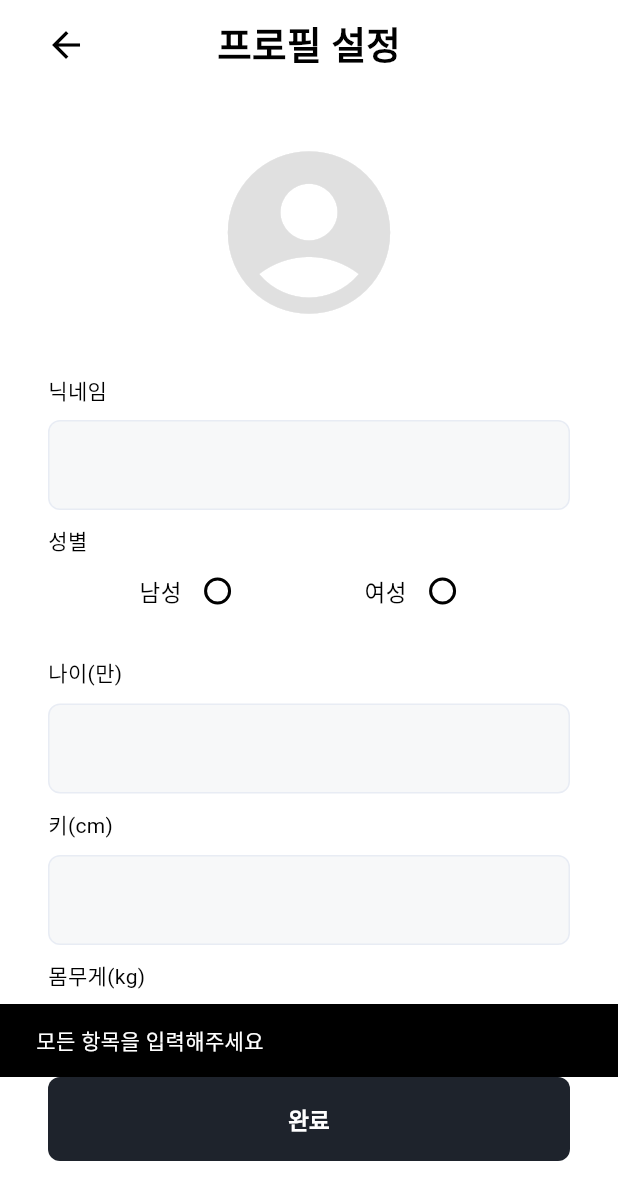
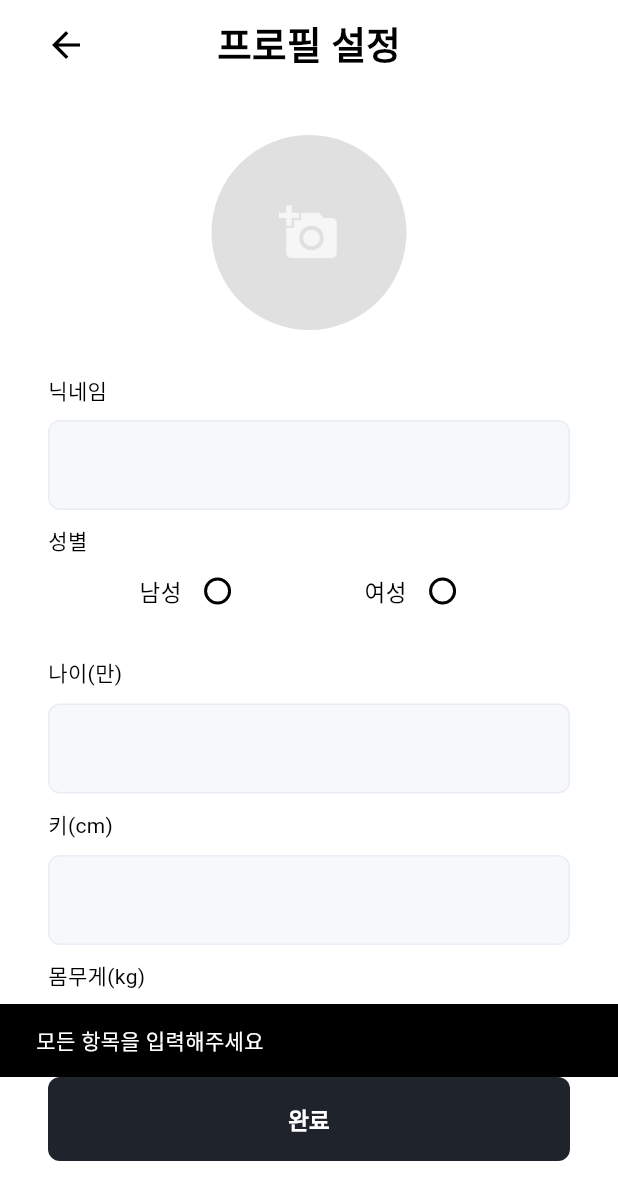
Before and after one commit to codus090880/OSS, a Flutter app: the ProfileScreen screen opened by its route, after a tap on "완료", on a phone screen of 412 x 824 dp. Shown: the top 1200 px of the screen. Run offline on Flutter 3.47's test engine with Material 3 defaults, Android fonts, the phone set to English and light mode, and no system bars; our stand-ins replace dio, flutter_dotenv, flutter_local_notifications, flutter_secure_storage, flutter_spinkit, geolocator and 5 more; missing offline and left inert: kakao_map_plugin, workmanager; accounts and stored records are empty.

Commit message:
프로필 이미지 설정 추가

```diff
--- a/lib/screen/profile_screen.dart
+++ b/lib/screen/profile_screen.dart
@@ -4,9 +4,10 @@ import 'package:prunners/widget/button_box.dart';
 import 'package:prunners/widget/top_bar.dart';
 import 'package:prunners/widget/grey_box.dart';
 import 'package:prunners/model/local_manager.dart';
+import 'dart:io';
+import 'package:image_picker/image_picker.dart';
 
 enum Gender { male, female }
-enum PreferGender { male, female, any }
 
 class ProfileScreen extends StatefulWidget {
   const ProfileScreen({super.key});
@@ -16,19 +17,24 @@ class ProfileScreen extends StatefulWidget {
 }
 
 class _ProfileScreenState extends State<ProfileScreen> {
-  Gender ?selectValue1;
-  PreferGender ?selectValue2;
+  Gender ?selectValue;
+  File? _profileImage;
 
-  final Map<Gender, String> labels1 = {
+  Future<void> _pickImage() async {
+    final picker = ImagePicker();
+    final picked = await picker.pickImage(source: ImageSource.gallery);
+    if (picked != null) {
+      setState(() {
+        _profileImage = File(picked.path);
+      });
+    }
+  }
+
+  final Map<Gender, String> labels = {
     Gender.male: "남성",
     Gender.female: "여성",
   };
 
-  final Map<PreferGender, String> labels2 = {
-    PreferGender.male: "남성",
-    PreferGender.female: "여성",
-    PreferGender.any: "상관없음",
-  };
 
   final List<String> levelOptions = ['Starter', 'Beginner', 'Intermediate', 'Advanced'];
   String? selectedLevel;
@@ -54,10 +60,16 @@ class _ProfileScreenState extends State<ProfileScreen> {
             crossAxisAlignment: CrossAxisAlignment.start,
             children: [
               Center(
-                child: Icon(
-                  Icons.account_circle,
-                  size: 130,
-                  color: Color(0xFFE0E0E0),
+                child: GestureDetector(
+                  onTap: _pickImage,
+                  child: CircleAvatar(
+                    radius: 65,
+                    backgroundColor: Color(0xFFE0E0E0),
+                    backgroundImage: _profileImage != null ? FileImage(_profileImage!) : null,
+                    child: _profileImage == null
+                        ? Icon(Icons.add_a_photo, size: 40, color: Colors.white70)
+                        : null,
+                  ),
                 ),
               ),
               const SizedBox(height: 30),
@@ -84,15 +96,15 @@ class _ProfileScreenState extends State<ProfileScreen> {
                         mainAxisAlignment: MainAxisAlignment.center,
                         children: [
                           Text(
-                            labels1[value]!,
+                            labels[value]!,
                             style: const TextStyle(fontSize: 15),
                           ),
                           Radio<Gender>(
                             value: value,
-                            groupValue: selectValue1,
+                            groupValue: selectValue,
                             onChanged: (Gender? newValue) {
                               setState(() {
-                                selectValue1 = newValue!;
+                                selectValue = newValue!;
                               });
                             },
                             activeColor: Colors.deepPurple,
@@ -180,15 +192,14 @@ class _ProfileScreenState extends State<ProfileScreen> {
           onPressed: () async {
             // 프로필 정보 저장 로직
             final nickname = nicknameController.text.trim();
-            final gender = selectValue1 == Gender.male ? 'male' : 'female';
-            final preferGender = selectValue2?.name ?? 'any';
+            final gender = selectValue == Gender.male ? 'male' : 'female';
             final age = ageController.text.trim();
             final height = heightController.text.trim();
             final weight = weightController.text.trim();
 
             // 유효성 검사
             if(nickname.isEmpty || age.isEmpty || height.isEmpty || weight.isEmpty
-                || selectValue1 == null || selectValue2 == null || selectedLevel == null) {
+                || selectValue == null || selectedLevel == null) {
               ScaffoldMessenger.of(context).showSnackBar(
                 SnackBar(content: Text('모든 항목을 입력해주세요')),
               );
@@ -210,7 +221,7 @@ class _ProfileScreenState extends State<ProfileScreen> {
             try {
               // 닉네임 중복 검사
               final checkResponse = await dio.post(
-                'http://127.0.0.1:8000/check_nickname/',
+                '/check_nickname/',
                 data: {'nickname': nickname},
                 options: Options(headers: {'Content-Type': 'application/json'}),
               );
@@ -220,17 +231,42 @@ class _ProfileScreenState extends State<ProfileScreen> {
                 );
                 return;
               }
+
+              String? profileUrl;
+              if (_profileImage != null) {
+                final formData = FormData.fromMap({
+                  'file': await MultipartFile.fromFile(
+                    _profileImage!.path,
+                  ),
+                });
+
+                final uploadResponse = await dio.post(
+                  '/profile_image/',
+                  data: formData,
+                  options: Options(contentType: 'multipart/form-data'),
+                );
+
+                if (uploadResponse.statusCode == 200) {
+                  profileUrl = uploadResponse.data['url'];
+                } else {
+                  ScaffoldMessenger.of(context).showSnackBar(
+                    SnackBar(content: Text('이미지 업로드 실패')),
+                  );
+                  return;
+                }
+              }
+
               // 프로필 저장
               final saveResponse = await dio.post(
-                'http://127.0.0.1:8000/user_set/',
+                '/user_set/',
                 data: {
                   'nickname': nickname,
                   'gender' : gender,
-                  'preferGender' : preferGender,
                   'age' : parsedAge,
                   'height': parsedHeight,
                   'weight': parsedWeight,
                   'level': selectedLevel,
+                  'profile_url': profileUrl,
                 },
                 options: Options(
                   headers: {'content-Type': 'application/json'},
@@ -243,7 +279,9 @@ class _ProfileScreenState extends State<ProfileScreen> {
                 await LocalManager.setHeight(parsedHeight);
                 await LocalManager.setWeight(parsedWeight);
                 await LocalManager.setLevel(selectedLevel!);
-                await LocalManager.setPreferGender(preferGender);
+                if (profileUrl != null) {
+                  await LocalManager.setProfileUrl(profileUrl);
+                }
                 ScaffoldMessenger.of(context).showSnackBar(
                   SnackBar(content: Text('프로필 저장 완료')),
                 );
```
